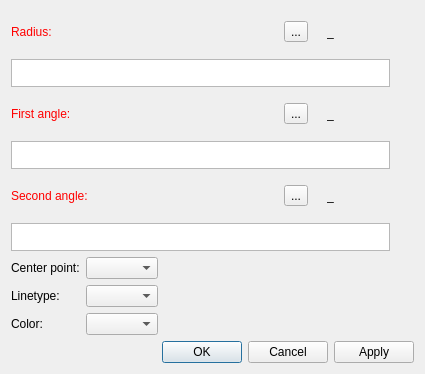
Before: the Qt Designer form src/libs/vtools/dialogs/tools/dialogarc.ui in FashionFreedom/Seamly2D, drawn with Qt 5.
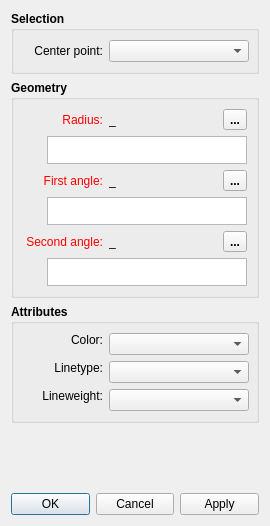
After: the same form once the commit is applied. Icons and pictures are not drawn. Custom widgets are drawn as their Qt base class.

Diff of the .ui file:
```diff
--- a/src/libs/vtools/dialogs/tools/dialogarc.ui
+++ b/src/libs/vtools/dialogs/tools/dialogarc.ui
@@ -6,10 +6,16 @@
    <rect>
     <x>0</x>
     <y>0</y>
-    <width>425</width>
-    <height>374</height>
+    <width>270</width>
+    <height>526</height>
    </rect>
   </property>
+  <property name="minimumSize">
+   <size>
+    <width>270</width>
+    <height>0</height>
+   </size>
+  </property>
   <property name="windowTitle">
    <string>Arc</string>
   </property>
@@ -20,7 +26,105 @@
   <property name="locale">
    <locale language="English" country="UnitedStates"/>
   </property>
-  <layout class="QVBoxLayout" name="verticalLayout_4">
+  <layout class="QVBoxLayout" name="verticalLayout_3">
+   <item>
+    <widget class="QGroupBox" name="selection_GroupBox">
+     <property name="sizePolicy">
+      <sizepolicy hsizetype="Expanding" vsizetype="Preferred">
+       <horstretch>0</horstretch>
+       <verstretch>0</verstretch>
+      </sizepolicy>
+     </property>
+     <property name="font">
+      <font>
+       <pointsize>9</pointsize>
+       <weight>75</weight>
+       <bold>true</bold>
+      </font>
+     </property>
+     <property name="title">
+      <string>Selection</string>
+     </property>
+     <layout class="QVBoxLayout" name="verticalLayout_2">
+      <item>
+       <layout class="QHBoxLayout" name="horizontalLayout_4">
+        <item>
+         <widget class="QLabel" name="label_4">
+          <property name="sizePolicy">
+           <sizepolicy hsizetype="Fixed" vsizetype="Preferred">
+            <horstretch>0</horstretch>
+            <verstretch>0</verstretch>
+           </sizepolicy>
+          </property>
+          <property name="minimumSize">
+           <size>
+            <width>80</width>
+            <height>0</height>
+           </size>
+          </property>
+          <property name="font">
+           <font>
+            <weight>50</weight>
+            <bold>false</bold>
+           </font>
+          </property>
+          <property name="text">
+           <string>Center point:</string>
+          </property>
+          <property name="alignment">
+           <set>Qt::AlignRight|Qt::AlignTrailing|Qt::AlignVCenter</set>
+          </property>
+         </widget>
+        </item>
+        <item>
+         <widget class="QComboBox" name="comboBoxBasePoint">
+          <property name="sizePolicy">
+           <sizepolicy hsizetype="Expanding" vsizetype="Fixed">
+            <horstretch>0</horstretch>
+            <verstretch>0</verstretch>
+           </sizepolicy>
+          </property>
+          <property name="minimumSize">
+           <size>
+            <width>140</width>
+            <height>0</height>
+           </size>
+          </property>
+          <property name="font">
+           <font>
+            <weight>50</weight>
+            <bold>false</bold>
+           </font>
+          </property>
+          <property name="toolTip">
+           <string>Select center point of the arc</string>
+          </property>
+         </widget>
+        </item>
+       </layout>
+      </item>
+     </layout>
+    </widget>
+   </item>
+   <item>
+    <widget class="QGroupBox" name="geometry_GroupBox">
+     <property name="sizePolicy">
+      <sizepolicy hsizetype="Expanding" vsizetype="Preferred">
+       <horstretch>0</horstretch>
+       <verstretch>0</verstretch>
+      </sizepolicy>
+     </property>
+     <property name="font">
+      <font>
+       <pointsize>9</pointsize>
+       <weight>75</weight>
+       <bold>true</bold>
+      </font>
+     </property>
+     <property name="title">
+      <string>Geometry</string>
+     </property>
+     <layout class="QVBoxLayout" name="verticalLayout">
    <item>
     <layout class="QHBoxLayout" name="horizontalLayout">
      <item alignment="Qt::AlignLeft">
@@ -31,6 +135,12 @@
          <verstretch>0</verstretch>
         </sizepolicy>
        </property>
+          <property name="minimumSize">
+           <size>
+            <width>80</width>
+            <height>0</height>
+           </size>
+          </property>
        <property name="palette">
         <palette>
          <active>
@@ -68,9 +178,46 @@
          </disabled>
         </palette>
        </property>
+          <property name="font">
+           <font>
+            <weight>50</weight>
+            <bold>false</bold>
+           </font>
+          </property>
        <property name="text">
         <string>Radius:</string>
        </property>
+          <property name="alignment">
+           <set>Qt::AlignRight|Qt::AlignTrailing|Qt::AlignVCenter</set>
+          </property>
+         </widget>
+        </item>
+        <item>
+         <widget class="QLabel" name="labelResultRadius">
+          <property name="sizePolicy">
+           <sizepolicy hsizetype="Fixed" vsizetype="Preferred">
+            <horstretch>0</horstretch>
+            <verstretch>0</verstretch>
+           </sizepolicy>
+          </property>
+          <property name="minimumSize">
+           <size>
+            <width>87</width>
+            <height>0</height>
+           </size>
+          </property>
+          <property name="font">
+           <font>
+            <weight>50</weight>
+            <bold>false</bold>
+           </font>
+          </property>
+          <property name="toolTip">
+           <string>Value</string>
+          </property>
+          <property name="text">
+           <string notr="true">_</string>
+          </property>
       </widget>
      </item>
      <item>
@@ -106,42 +253,45 @@
        </property>
       </widget>
      </item>
-     <item alignment="Qt::AlignRight">
-      <widget class="QLabel" name="label_2">
-       <property name="text">
-        <string/>
-       </property>
-       <property name="pixmap">
-        <pixmap resource="../../../vmisc/share/resources/icon.qrc">:/icon/24x24/equal.png</pixmap>
-       </property>
-      </widget>
-     </item>
-     <item alignment="Qt::AlignRight">
-      <widget class="QLabel" name="labelResultRadius">
-       <property name="sizePolicy">
-        <sizepolicy hsizetype="Fixed" vsizetype="Preferred">
-         <horstretch>0</horstretch>
-         <verstretch>0</verstretch>
-        </sizepolicy>
-       </property>
-       <property name="minimumSize">
-        <size>
-         <width>87</width>
-         <height>0</height>
-        </size>
-       </property>
-       <property name="toolTip">
-        <string>Value</string>
-       </property>
-       <property name="text">
-        <string notr="true">_</string>
-       </property>
-      </widget>
-     </item>
     </layout>
    </item>
    <item>
     <layout class="QHBoxLayout" name="horizontalLayout_6">
+        <item>
+         <widget class="QPushButton" name="pushButtonGrowLength">
+          <property name="maximumSize">
+           <size>
+            <width>18</width>
+            <height>18</height>
+           </size>
+          </property>
+          <property name="sizeIncrement">
+           <size>
+            <width>0</width>
+            <height>0</height>
+           </size>
+          </property>
+          <property name="toolTip">
+           <string>&lt;html&gt;&lt;head/&gt;&lt;body&gt;&lt;p&gt;Show full calculation in message box&lt;/p&gt;&lt;/body&gt;&lt;/html&gt;</string>
+          </property>
+          <property name="text">
+           <string notr="true"/>
+          </property>
+          <property name="icon">
+           <iconset theme="go-down">
+            <normaloff>.</normaloff>.</iconset>
+          </property>
+          <property name="iconSize">
+           <size>
+            <width>16</width>
+            <height>16</height>
+           </size>
+          </property>
+          <property name="flat">
+           <bool>true</bool>
+          </property>
+         </widget>
+        </item>
      <item>
       <widget class="QPlainTextEdit" name="plainTextEditFormula">
        <property name="sizePolicy">
@@ -156,6 +306,12 @@
          <height>28</height>
         </size>
        </property>
+          <property name="font">
+           <font>
+            <weight>50</weight>
+            <bold>false</bold>
+           </font>
+          </property>
        <property name="toolTip">
         <string>Calculation</string>
        </property>
@@ -164,41 +320,6 @@
        </property>
       </widget>
      </item>
-     <item>
-      <widget class="QPushButton" name="pushButtonGrowLength">
-       <property name="maximumSize">
-        <size>
-         <width>18</width>
-         <height>18</height>
-        </size>
-       </property>
-       <property name="sizeIncrement">
-        <size>
-         <width>0</width>
-         <height>0</height>
-        </size>
-       </property>
-       <property name="toolTip">
-        <string>&lt;html&gt;&lt;head/&gt;&lt;body&gt;&lt;p&gt;Show full calculation in message box&lt;/p&gt;&lt;/body&gt;&lt;/html&gt;</string>
-       </property>
-       <property name="text">
-        <string notr="true"/>
-       </property>
-       <property name="icon">
-        <iconset theme="go-down">
-         <normaloff>.</normaloff>.</iconset>
-       </property>
-       <property name="iconSize">
-        <size>
-         <width>16</width>
-         <height>16</height>
-        </size>
-       </property>
-       <property name="flat">
-        <bool>true</bool>
-       </property>
-      </widget>
-     </item>
     </layout>
    </item>
    <item>
@@ -211,6 +332,12 @@
          <verstretch>0</verstretch>
         </sizepolicy>
        </property>
+          <property name="minimumSize">
+           <size>
+            <width>80</width>
+            <height>0</height>
+           </size>
+          </property>
        <property name="palette">
         <palette>
          <active>
@@ -248,9 +375,46 @@
          </disabled>
         </palette>
        </property>
+          <property name="font">
+           <font>
+            <weight>50</weight>
+            <bold>false</bold>
+           </font>
+          </property>
        <property name="text">
         <string>First angle:</string>
        </property>
+          <property name="alignment">
+           <set>Qt::AlignRight|Qt::AlignTrailing|Qt::AlignVCenter</set>
+          </property>
+         </widget>
+        </item>
+        <item>
+         <widget class="QLabel" name="labelResultF1">
+          <property name="sizePolicy">
+           <sizepolicy hsizetype="Fixed" vsizetype="Preferred">
+            <horstretch>0</horstretch>
+            <verstretch>0</verstretch>
+           </sizepolicy>
+          </property>
+          <property name="minimumSize">
+           <size>
+            <width>87</width>
+            <height>0</height>
+           </size>
+          </property>
+          <property name="font">
+           <font>
+            <weight>50</weight>
+            <bold>false</bold>
+           </font>
+          </property>
+          <property name="toolTip">
+           <string>Value</string>
+          </property>
+          <property name="text">
+           <string notr="true">_</string>
+          </property>
       </widget>
      </item>
      <item>
@@ -286,42 +450,45 @@
        </property>
       </widget>
      </item>
-     <item alignment="Qt::AlignRight">
-      <widget class="QLabel" name="label_3">
-       <property name="text">
-        <string/>
-       </property>
-       <property name="pixmap">
-        <pixmap resource="../../../vmisc/share/resources/icon.qrc">:/icon/24x24/equal.png</pixmap>
-       </property>
-      </widget>
-     </item>
-     <item alignment="Qt::AlignRight">
-      <widget class="QLabel" name="labelResultF1">
-       <property name="sizePolicy">
-        <sizepolicy hsizetype="Fixed" vsizetype="Preferred">
-         <horstretch>0</horstretch>
-         <verstretch>0</verstretch>
-        </sizepolicy>
-       </property>
-       <property name="minimumSize">
-        <size>
-         <width>87</width>
-         <height>0</height>
-        </size>
-       </property>
-       <property name="toolTip">
-        <string>Value</string>
-       </property>
-       <property name="text">
-        <string notr="true">_</string>
-       </property>
-      </widget>
-     </item>
     </layout>
    </item>
    <item>
     <layout class="QHBoxLayout" name="horizontalLayout_7">
+        <item>
+         <widget class="QPushButton" name="pushButtonGrowLengthF1">
+          <property name="maximumSize">
+           <size>
+            <width>18</width>
+            <height>18</height>
+           </size>
+          </property>
+          <property name="sizeIncrement">
+           <size>
+            <width>0</width>
+            <height>0</height>
+           </size>
+          </property>
+          <property name="toolTip">
+           <string>&lt;html&gt;&lt;head/&gt;&lt;body&gt;&lt;p&gt;Show full calculation in message box&lt;/p&gt;&lt;/body&gt;&lt;/html&gt;</string>
+          </property>
+          <property name="text">
+           <string notr="true"/>
+          </property>
+          <property name="icon">
+           <iconset theme="go-down">
+            <normaloff>.</normaloff>.</iconset>
+          </property>
+          <property name="iconSize">
+           <size>
+            <width>16</width>
+            <height>16</height>
+           </size>
+          </property>
+          <property name="flat">
+           <bool>true</bool>
+          </property>
+         </widget>
+        </item>
      <item>
       <widget class="QPlainTextEdit" name="plainTextEditF1">
        <property name="sizePolicy">
@@ -336,6 +503,12 @@
          <height>28</height>
         </size>
        </property>
+          <property name="font">
+           <font>
+            <weight>50</weight>
+            <bold>false</bold>
+           </font>
+          </property>
        <property name="toolTip">
         <string>&lt;html&gt;&lt;head/&gt;&lt;body&gt;&lt;table border=&quot;0&quot; style=&quot; margin-top:0px; margin-bottom:0px; margin-left:0px; margin-right:0px;&quot; width=&quot;370&quot; cellspacing=&quot;2&quot; cellpadding=&quot;0&quot;&gt;&lt;tr&gt;&lt;td width=&quot;300&quot;&gt;&lt;p&gt;&lt;span style=&quot; font-weight:600;&quot;&gt;First Angle Calculation&lt;/span&gt;&lt;br/&gt;Angles are specified in degrees, i.e. a full circle equals 360 deg. Positive values for an angle means counter-clockwise while a negative value means the clockwise direction. Zero degrees is at the 3 o'clock position.&lt;/p&gt;&lt;/td&gt;&lt;td style=&quot; vertical-align:middle;&quot;&gt;&lt;p align=&quot;right&quot;&gt;&lt;img src=&quot;:/icon/64x64/rotation..png&quot; style=&quot;vertical-align: middle;&quot;/&gt;&lt;/p&gt;&lt;/td&gt;&lt;/tr&gt;&lt;/table&gt;&lt;/body&gt;&lt;/html&gt;</string>
        </property>
@@ -344,41 +517,6 @@
        </property>
       </widget>
      </item>
-     <item>
-      <widget class="QPushButton" name="pushButtonGrowLengthF1">
-       <property name="maximumSize">
-        <size>
-         <width>18</width>
-         <height>18</height>
-        </size>
-       </property>
-       <property name="sizeIncrement">
-        <size>
-         <width>0</width>
-         <height>0</height>
-        </size>
-       </property>
-       <property name="toolTip">
-        <string>&lt;html&gt;&lt;head/&gt;&lt;body&gt;&lt;p&gt;Show full calculation in message box&lt;/p&gt;&lt;/body&gt;&lt;/html&gt;</string>
-       </property>
-       <property name="text">
-        <string notr="true"/>
-       </property>
-       <property name="icon">
-        <iconset theme="go-down">
-         <normaloff>.</normaloff>.</iconset>
-       </property>
-       <property name="iconSize">
-        <size>
-         <width>16</width>
-         <height>16</height>
-        </size>
-       </property>
-       <property name="flat">
-        <bool>true</bool>
-       </property>
-      </widget>
-     </item>
     </layout>
    </item>
    <item>
@@ -391,6 +529,12 @@
          <verstretch>0</verstretch>
         </sizepolicy>
        </property>
+          <property name="minimumSize">
+           <size>
+            <width>80</width>
+            <height>0</height>
+           </size>
+          </property>
        <property name="palette">
         <palette>
          <active>
@@ -428,9 +572,46 @@
          </disabled>
         </palette>
        </property>
+          <property name="font">
+           <font>
+            <weight>50</weight>
+            <bold>false</bold>
+           </font>
+          </property>
        <property name="text">
         <string>Second angle:</string>
        </property>
+          <property name="alignment">
+           <set>Qt::AlignRight|Qt::AlignTrailing|Qt::AlignVCenter</set>
+          </property>
+         </widget>
+        </item>
+        <item>
+         <widget class="QLabel" name="labelResultF2">
+          <property name="sizePolicy">
+           <sizepolicy hsizetype="Fixed" vsizetype="Preferred">
+            <horstretch>0</horstretch>
+            <verstretch>0</verstretch>
+           </sizepolicy>
+          </property>
+          <property name="minimumSize">
+           <size>
+            <width>87</width>
+            <height>0</height>
+           </size>
+          </property>
+          <property name="font">
+           <font>
+            <weight>50</weight>
+            <bold>false</bold>
+           </font>
+          </property>
+          <property name="toolTip">
+           <string>Value</string>
+          </property>
+          <property name="text">
+           <string notr="true">_</string>
+          </property>
       </widget>
      </item>
      <item>
@@ -466,42 +647,45 @@
        </property>
       </widget>
      </item>
-     <item alignment="Qt::AlignRight">
-      <widget class="QLabel" name="label_5">
-       <property name="text">
-        <string/>
-       </property>
-       <property name="pixmap">
-        <pixmap resource="../../../vmisc/share/resources/icon.qrc">:/icon/24x24/equal.png</pixmap>
-       </property>
-      </widget>
-     </item>
-     <item alignment="Qt::AlignRight">
-      <widget class="QLabel" name="labelResultF2">
-       <property name="sizePolicy">
-        <sizepolicy hsizetype="Fixed" vsizetype="Preferred">
-         <horstretch>0</horstretch>
-         <verstretch>0</verstretch>
-        </sizepolicy>
-       </property>
-       <property name="minimumSize">
-        <size>
-         <width>87</width>
-         <height>0</height>
-        </size>
-       </property>
-       <property name="toolTip">
-        <string>Value</string>
-       </property>
-       <property name="text">
-        <string notr="true">_</string>
-       </property>
-      </widget>
-     </item>
     </layout>
    </item>
    <item>
     <layout class="QHBoxLayout" name="horizontalLayout_8">
+        <item>
+         <widget class="QPushButton" name="pushButtonGrowLengthF2">
+          <property name="maximumSize">
+           <size>
+            <width>18</width>
+            <height>18</height>
+           </size>
+          </property>
+          <property name="sizeIncrement">
+           <size>
+            <width>0</width>
+            <height>0</height>
+           </size>
+          </property>
+          <property name="toolTip">
+           <string>&lt;html&gt;&lt;head/&gt;&lt;body&gt;&lt;p&gt;Show full calculation in message box&lt;/p&gt;&lt;/body&gt;&lt;/html&gt;</string>
+          </property>
+          <property name="text">
+           <string notr="true"/>
+          </property>
+          <property name="icon">
+           <iconset theme="go-down">
+            <normaloff>.</normaloff>.</iconset>
+          </property>
+          <property name="iconSize">
+           <size>
+            <width>16</width>
+            <height>16</height>
+           </size>
+          </property>
+          <property name="flat">
+           <bool>true</bool>
+          </property>
+         </widget>
+        </item>
      <item>
       <widget class="QPlainTextEdit" name="plainTextEditF2">
        <property name="sizePolicy">
@@ -516,6 +700,12 @@
          <height>28</height>
         </size>
        </property>
+          <property name="font">
+           <font>
+            <weight>50</weight>
+            <bold>false</bold>
+           </font>
+          </property>
        <property name="toolTip">
         <string>&lt;html&gt;&lt;head/&gt;&lt;body&gt;
 &lt;table width = 370&gt;&lt;tr&gt;&lt;td align = left width =300&gt;&lt;b&gt;Angle Calculation&lt;/b&gt;&lt;br&gt;Angles are specified in degrees, i.e. a full circle equals 360 deg. Positive values for an  angle means counter-clockwise while a negative value means the clockwise direction. Zero degrees is at the 3 o'clock position.&lt;/td&gt;&lt;td align = right valign = middle&gt;&lt;img src=&quot;:/icon/64x64/rotation..png&quot;/&gt;&lt;/td&gt;&lt;/tr&gt;&lt;/table&gt;&lt;/body&gt;&lt;/html&gt;</string>
@@ -525,93 +715,229 @@
        </property>
       </widget>
      </item>
+       </layout>
+      </item>
+     </layout>
+    </widget>
+   </item>
      <item>
-      <widget class="QPushButton" name="pushButtonGrowLengthF2">
-       <property name="maximumSize">
+    <widget class="QGroupBox" name="attributes_GroupBox_2">
+     <property name="minimumSize">
         <size>
-         <width>18</width>
-         <height>18</height>
-        </size>
-       </property>
-       <property name="sizeIncrement">
-        <size>
-         <width>0</width>
+       <width>240</width>
          <height>0</height>
         </size>
        </property>
-       <property name="toolTip">
-        <string>&lt;html&gt;&lt;head/&gt;&lt;body&gt;&lt;p&gt;Show full calculation in message box&lt;/p&gt;&lt;/body&gt;&lt;/html&gt;</string>
-       </property>
-       <property name="text">
-        <string notr="true"/>
-       </property>
-       <property name="icon">
-        <iconset theme="go-down">
-         <normaloff>.</normaloff>.</iconset>
-       </property>
-       <property name="iconSize">
-        <size>
-         <width>16</width>
-         <height>16</height>
-        </size>
-       </property>
-       <property name="flat">
-        <bool>true</bool>
-       </property>
-      </widget>
-     </item>
-    </layout>
-   </item>
+     <property name="font">
+      <font>
+       <pointsize>9</pointsize>
+       <weight>75</weight>
+       <bold>true</bold>
+      </font>
+     </property>
+     <property name="title">
+      <string>Attributes</string>
+     </property>
+     <layout class="QVBoxLayout" name="verticalLayout_4">
    <item>
-    <layout class="QFormLayout" name="formLayout">
-     <property name="fieldGrowthPolicy">
-      <enum>QFormLayout::ExpandingFieldsGrow</enum>
-     </property>
-     <item row="0" column="0">
-      <widget class="QLabel" name="label_4">
-       <property name="sizePolicy">
-        <sizepolicy hsizetype="Fixed" vsizetype="Preferred">
-         <horstretch>0</horstretch>
-         <verstretch>0</verstretch>
-        </sizepolicy>
-       </property>
-       <property name="text">
-        <string>Center point:</string>
-       </property>
-      </widget>
-     </item>
-     <item row="0" column="1">
-      <widget class="QComboBox" name="comboBoxBasePoint">
-       <property name="toolTip">
-        <string>Select center point of the arc</string>
-       </property>
-      </widget>
-     </item>
-     <item row="2" column="1">
-      <widget class="QComboBox" name="comboBoxColor">
-       <property name="toolTip">
-        <string/>
-       </property>
-      </widget>
-     </item>
-     <item row="2" column="0">
-      <widget class="QLabel" name="label">
-       <property name="text">
-        <string>Color:</string>
-       </property>
-      </widget>
-     </item>
+       <layout class="QFormLayout" name="formLayout_2">
      <item row="1" column="0">
-      <widget class="QLabel" name="label_6">
+         <widget class="QLabel" name="lineType_Label">
+          <property name="sizePolicy">
+           <sizepolicy hsizetype="MinimumExpanding" vsizetype="Fixed">
+            <horstretch>0</horstretch>
+            <verstretch>0</verstretch>
+           </sizepolicy>
+          </property>
+          <property name="minimumSize">
+           <size>
+            <width>80</width>
+            <height>0</height>
+           </size>
+          </property>
+          <property name="maximumSize">
+           <size>
+            <width>16777215</width>
+            <height>16777215</height>
+           </size>
+          </property>
+          <property name="font">
+           <font>
+            <pointsize>9</pointsize>
+            <weight>50</weight>
+            <bold>false</bold>
+           </font>
+          </property>
        <property name="text">
         <string>Linetype:</string>
        </property>
+          <property name="alignment">
+           <set>Qt::AlignRight|Qt::AlignTrailing|Qt::AlignVCenter</set>
+          </property>
       </widget>
      </item>
      <item row="1" column="1">
-      <widget class="QComboBox" name="comboBoxPenStyle"/>
-     </item>
-    </layout>
+         <widget class="LineTypeComboBox" name="lineType_ComboBox">
+          <property name="sizePolicy">
+           <sizepolicy hsizetype="Expanding" vsizetype="Fixed">
+            <horstretch>0</horstretch>
+            <verstretch>0</verstretch>
+           </sizepolicy>
+          </property>
+          <property name="minimumSize">
+           <size>
+            <width>140</width>
+            <height>0</height>
+           </size>
+          </property>
+          <property name="maximumSize">
+           <size>
+            <width>16777215</width>
+            <height>16777215</height>
+           </size>
+          </property>
+          <property name="font">
+           <font>
+            <pointsize>9</pointsize>
+            <weight>50</weight>
+            <bold>false</bold>
+           </font>
+          </property>
+         </widget>
+        </item>
+        <item row="2" column="0">
+         <widget class="QLabel" name="lineWeight_Label">
+          <property name="sizePolicy">
+           <sizepolicy hsizetype="MinimumExpanding" vsizetype="Fixed">
+            <horstretch>0</horstretch>
+            <verstretch>0</verstretch>
+           </sizepolicy>
+          </property>
+          <property name="minimumSize">
+           <size>
+            <width>80</width>
+            <height>0</height>
+           </size>
+          </property>
+          <property name="maximumSize">
+           <size>
+            <width>16777215</width>
+            <height>16777215</height>
+           </size>
+          </property>
+          <property name="font">
+           <font>
+            <pointsize>9</pointsize>
+            <weight>50</weight>
+            <bold>false</bold>
+           </font>
+          </property>
+          <property name="text">
+           <string>Lineweight:</string>
+          </property>
+          <property name="alignment">
+           <set>Qt::AlignRight|Qt::AlignTrailing|Qt::AlignVCenter</set>
+          </property>
+         </widget>
+        </item>
+        <item row="2" column="1">
+         <widget class="LineWeightComboBox" name="lineWeight_ComboBox">
+          <property name="sizePolicy">
+           <sizepolicy hsizetype="Expanding" vsizetype="Fixed">
+            <horstretch>0</horstretch>
+            <verstretch>0</verstretch>
+           </sizepolicy>
+          </property>
+          <property name="minimumSize">
+           <size>
+            <width>140</width>
+            <height>0</height>
+           </size>
+          </property>
+          <property name="font">
+           <font>
+            <pointsize>9</pointsize>
+            <weight>50</weight>
+            <bold>false</bold>
+           </font>
+          </property>
+         </widget>
+        </item>
+        <item row="0" column="0">
+         <widget class="QLabel" name="lineColor_Label">
+          <property name="sizePolicy">
+           <sizepolicy hsizetype="MinimumExpanding" vsizetype="Fixed">
+            <horstretch>0</horstretch>
+            <verstretch>0</verstretch>
+           </sizepolicy>
+          </property>
+          <property name="minimumSize">
+           <size>
+            <width>80</width>
+            <height>0</height>
+           </size>
+          </property>
+          <property name="maximumSize">
+           <size>
+            <width>16777215</width>
+            <height>16777215</height>
+           </size>
+          </property>
+          <property name="font">
+           <font>
+            <pointsize>9</pointsize>
+            <weight>50</weight>
+            <bold>false</bold>
+           </font>
+          </property>
+          <property name="text">
+           <string>Color:</string>
+          </property>
+          <property name="alignment">
+           <set>Qt::AlignRight|Qt::AlignTrailing|Qt::AlignVCenter</set>
+          </property>
+         </widget>
+        </item>
+        <item row="0" column="1">
+         <widget class="ColorComboBox" name="lineColor_ComboBox">
+          <property name="sizePolicy">
+           <sizepolicy hsizetype="Expanding" vsizetype="Fixed">
+            <horstretch>0</horstretch>
+            <verstretch>0</verstretch>
+           </sizepolicy>
+          </property>
+          <property name="minimumSize">
+           <size>
+            <width>140</width>
+            <height>0</height>
+           </size>
+          </property>
+          <property name="font">
+           <font>
+            <pointsize>9</pointsize>
+            <weight>50</weight>
+            <bold>false</bold>
+           </font>
+          </property>
+         </widget>
+        </item>
+       </layout>
+      </item>
+     </layout>
+    </widget>
+   </item>
+   <item>
+    <spacer name="verticalSpacer">
+     <property name="orientation">
+      <enum>Qt::Vertical</enum>
+     </property>
+     <property name="sizeHint" stdset="0">
+      <size>
+       <width>20</width>
+       <height>44</height>
+      </size>
+     </property>
+    </spacer>
    </item>
    <item>
     <widget class="QDialogButtonBox" name="buttonBox">
@@ -625,6 +951,23 @@
    </item>
   </layout>
  </widget>
+ <customwidgets>
+  <customwidget>
+   <class>ColorComboBox</class>
+   <extends>QComboBox</extends>
+   <header location="global">color_combobox.h</header>
+  </customwidget>
+  <customwidget>
+   <class>LineTypeComboBox</class>
+   <extends>QComboBox</extends>
+   <header location="global">linetype_combobox.h</header>
+  </customwidget>
+  <customwidget>
+   <class>LineWeightComboBox</class>
+   <extends>QComboBox</extends>
+   <header location="global">lineweight_combobox.h</header>
+  </customwidget>
+ </customwidgets>
  <tabstops>
   <tabstop>plainTextEditFormula</tabstop>
   <tabstop>pushButtonGrowLength</tabstop>
```
Left out of the diff: 7 changed lines with no effect on the pictures. Lines whose indentation alone changed are shown as unchanged.
